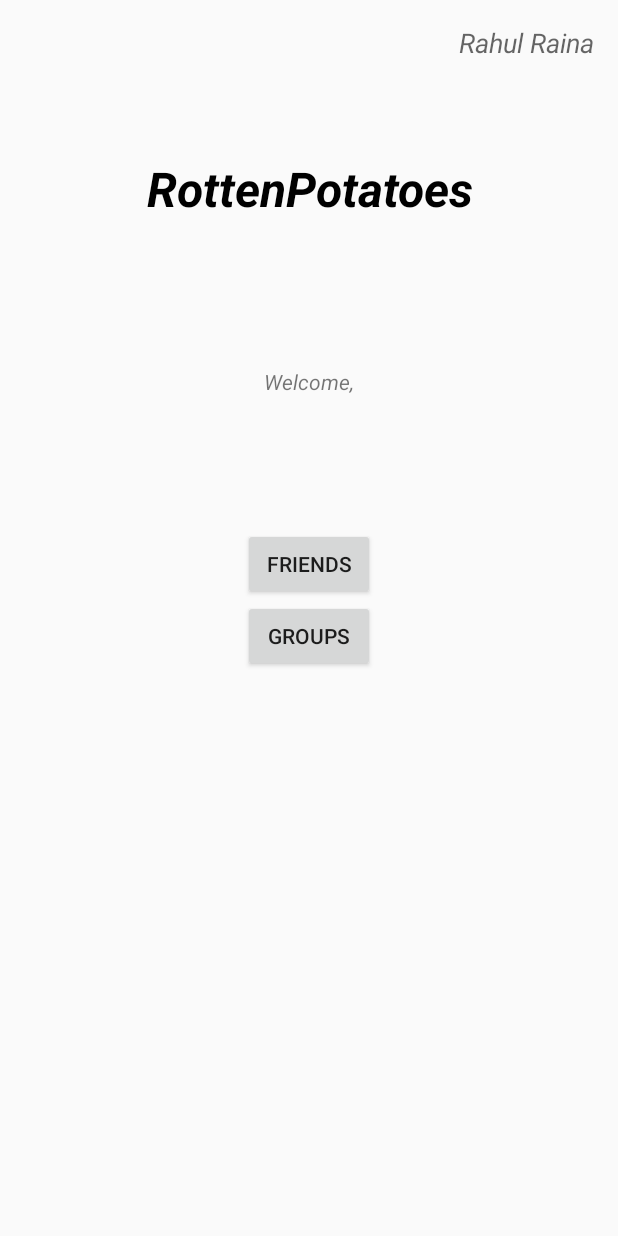
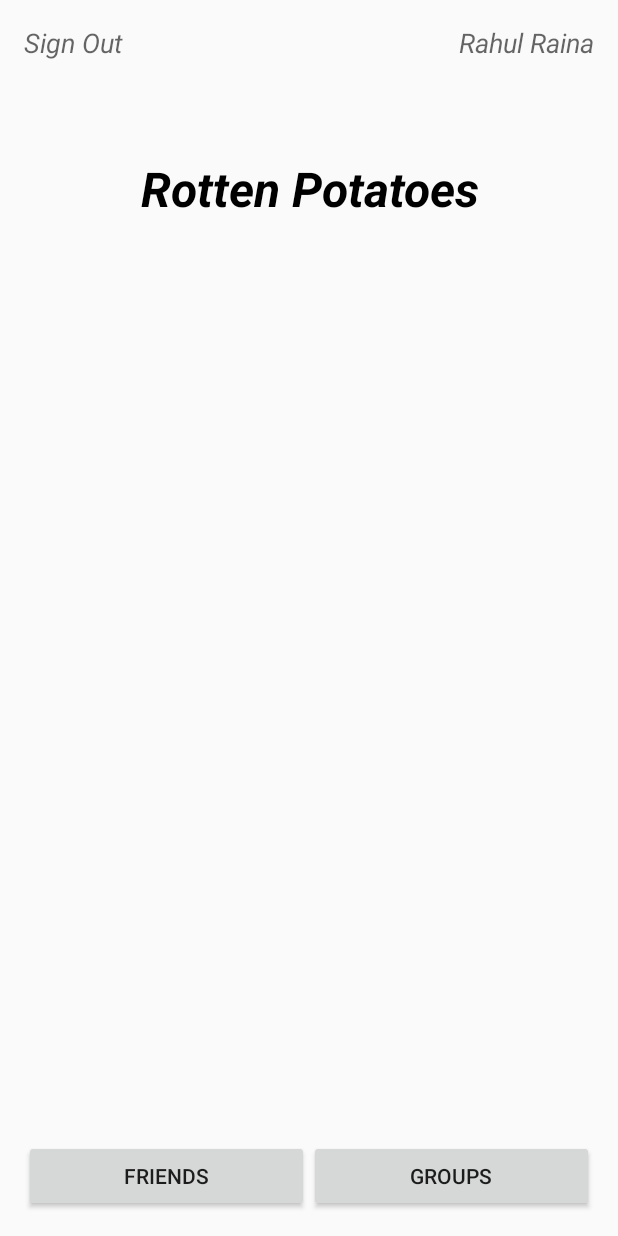
Before and after one commit to Rotten-Potatoes/RottenPotatoes2, an Android app: the layout main_post_sign_in.xml on its own in the app's theme, with its tools: preview values and no code run, on a phone screen of 412 x 824 dp. Run offline under Robolectric (Android 15) with nearby library versions, the phone set to English and light mode, and no system bars.

Commit message:
Added main screen

```diff
--- /dev/null
+++ b/app/src/main/res/layout/edit_profile.xml
@@ -0,0 +1,6 @@
+<?xml version="1.0" encoding="utf-8"?>
+<LinearLayout xmlns:android="http://schemas.android.com/apk/res/android"
+    android:orientation="vertical" android:layout_width="match_parent"
+    android:layout_height="match_parent">
+
+</LinearLayout>
--- a/app/src/main/res/layout/main_post_sign_in.xml
+++ b/app/src/main/res/layout/main_post_sign_in.xml
@@ -18,43 +18,54 @@
         android:layout_alignParentStart="true"
         android:textSize="32dp"
         android:textColor="#000000"
-        android:id="@+id/textView2" />
+        android:id="@+id/textView2"/>
 
-    <TextView
-        android:layout_width="wrap_content"
-        android:layout_height="wrap_content"
-        android:text="Welcome,"
-        android:id="@+id/welcome_main"
-        android:layout_marginTop="97dp"
-        android:textStyle="italic"
-        android:layout_below="@+id/textView2"
-        android:layout_centerHorizontal="true" />
 
     <TextView
         android:layout_width="wrap_content"
         android:layout_height="wrap_content"
         android:textAppearance="?android:attr/textAppearanceMedium"
         android:text="Rahul Raina"
-        android:id="@+id/textView5"
+        android:id="@+id/edit_profile"
         android:layout_alignParentRight="true"
         android:layout_alignParentEnd="true"
-        android:textStyle="italic" />
+        android:textStyle="italic"
+        android:onClick="onClickProfile"/>
 
-    <Button
+    <TextView
         android:layout_width="wrap_content"
         android:layout_height="wrap_content"
-        android:text="Friends"
-        android:id="@+id/friends_button"
-        android:layout_marginTop="88dp"
-        android:layout_below="@+id/welcome_main"
-        android:layout_centerHorizontal="true" />
+        android:textAppearance="?android:attr/textAppearanceMedium"
+        android:text="Sign Out"
+        android:id="@+id/sign_out"
+        android:layout_alignParentLeft="true"
+        android:layout_alignParentStart="true"
+        android:textStyle="italic"
+        android:onClick="onClickSignOut"/>
 
-    <Button
-        android:layout_width="wrap_content"
+    <LinearLayout
+        android:id="@+id/LinearLayout02"
         android:layout_height="wrap_content"
-        android:text="Groups"
-        android:id="@+id/groups_button"
-        android:layout_below="@+id/friends_button"
-        android:layout_centerHorizontal="true" />
+        android:layout_width="fill_parent"
+        android:layout_alignParentBottom="true">
+
+        <Button
+            android:layout_width="match_parent"
+            android:layout_height="wrap_content"
+            android:text="Friends"
+            android:layout_weight="0.5"
+            android:id="@+id/friends_button"
+            android:onClick="onClickFriends" />
+
+        <Button
+            android:layout_width="match_parent"
+            android:layout_height="wrap_content"
+            android:text="Groups"
+            android:layout_weight="0.5"
+            android:id="@+id/groups_button"
+            android:onClick="onClickGroups"/>
+
+    </LinearLayout>
+
 
 </RelativeLayout>
--- a/app/src/main/res/values/strings.xml
+++ b/app/src/main/res/values/strings.xml
@@ -1,4 +1,4 @@
 <resources>
-    <string name="app_name">RottenPotatoes</string>
+    <string name="app_name">Rotten Potatoes</string>
     <string name="action_settings">Settings</string>
 </resources>
```
Also changed, not shown: app/src/main/java/com/example/rahulraina/rottenpotatoes/MainActivity.java (+22 -8 lines), app/src/main/res/layout/activity_main.xml (+0 -11 lines), app/src/main/res/layout/content_main.xml (deleted, +0 -29 lines), gradle/wrapper/gradle-wrapper.properties.
